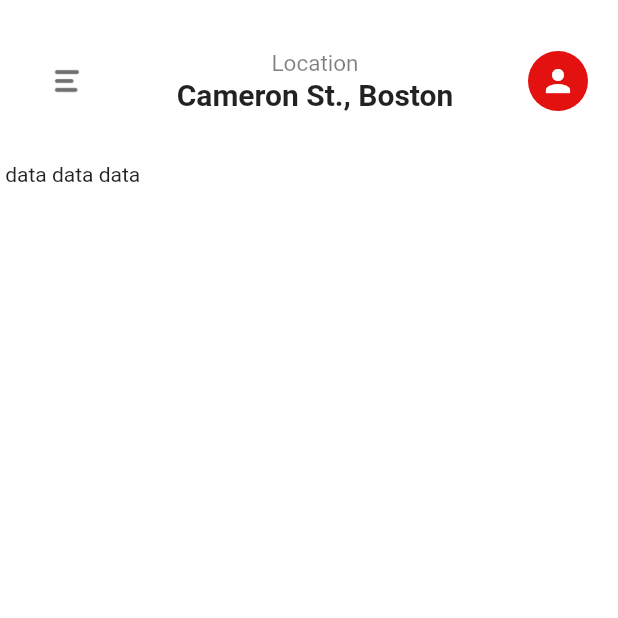
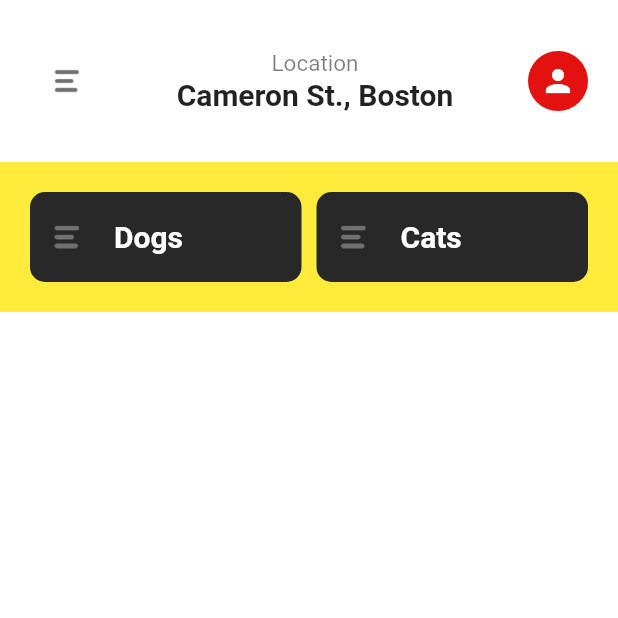
Before and after one commit to JesseFuzz/challenge_2, a Flutter app: the screen it shows after launch, on a phone screen of 412 x 824 dp, the top half of it. Run offline on Flutter 3.47's test engine with Material 2 defaults, Android fonts, the phone set to English and light mode, and no system bars; our stand-ins replace google_fonts.

Commit message:
fiz boa parte dos botões para filtro

```diff
--- a/lib/components/body_list.dart
+++ b/lib/components/body_list.dart
@@ -19,8 +19,9 @@ class MyBody extends StatelessWidget {
         color: const Color.fromARGB(242, 242, 242, 1000),
       ),
       child: Padding(
-        padding: const EdgeInsets.symmetric(horizontal: 350, vertical: 347),
-        //child: Column(children: []),
+        padding: const EdgeInsets.symmetric(horizontal: 350, vertical: 320),
+        child: Column(
+            children: [listRow], crossAxisAlignment: CrossAxisAlignment.start),
       ),
     );
   }
--- /dev/null
+++ b/lib/components/list_row.dart
@@ -0,0 +1,41 @@
+import 'package:flutter/material.dart';
+
+class ListRow extends StatelessWidget {
+  final String title;
+  const ListRow({super.key, required this.title});
+
+  @override
+  Widget build(BuildContext context) {
+    return Container(
+      decoration: BoxDecoration(
+        color: Color(0xff282828),
+        borderRadius: BorderRadius.circular(10),
+      ),
+      child: Row(
+        children: [
+          // AspectRatio(
+          //   aspectRatio: 1,
+          //   //child: Image.asset('assets/menu.png'),
+          // ),
+          IconButton(
+            onPressed: () {},
+            icon: Image.asset('assets/menu.png'),
+          ),
+          Center(
+            child: Padding(
+              padding: const EdgeInsets.all(8),
+              child: Text(
+                title,
+                style: const TextStyle(
+                  fontSize: 20,
+                  fontWeight: FontWeight.bold,
+                  color: Colors.white,
+                ),
+              ),
+            ),
+          )
+        ],
+      ),
+    );
+  }
+}
--- a/lib/pages/my_home_page.dart
+++ b/lib/pages/my_home_page.dart
@@ -1,8 +1,7 @@
-import 'package:desafio_2/components/body_list.dart';
-import 'package:desafio_2/components/list_tile.dart';
 import 'package:flutter/material.dart';
 
 import '../components/app_bar.dart';
+import '../components/list_row.dart';
 
 class MyHomePage extends StatelessWidget {
   const MyHomePage({super.key});
@@ -12,10 +11,30 @@ class MyHomePage extends StatelessWidget {
     return Scaffold(
       backgroundColor: Colors.white,
       body: Column(
-        children: const [
-          MyAppBar(location: 'Cameron St., Boston'),
+        children: [
+          const MyAppBar(location: 'Cameron St., Boston'),
+          Container(
+            height: 100,
+            color: Colors.yellow,
+            padding: const EdgeInsets.all(20),
+            child: Row(
+              children: const [
+                Expanded(
+                    child: ListRow(
+                  title: 'Dogs',
+                )),
+                SizedBox(
+                  width: 10,
+                ),
+                Expanded(
+                    child: ListRow(
+                  title: 'Cats',
+                ))
+              ],
+            ),
+          ),
+
           //MyBody(listRow: MyListTile()),
-          MyListTile()
         ],
       ),
     );
```
Also changed, not shown: lib/components/list_column.dart (renamed from lib/components/list_tile.dart).
